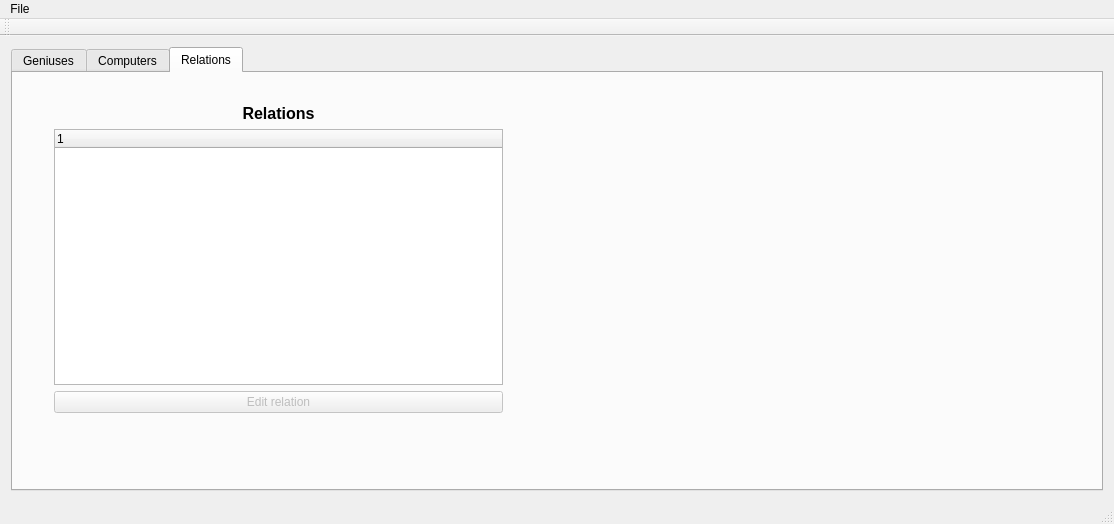
danielm15/VLN1-2016-Hopur_16, file mainwindow.ui: the form before one commit.
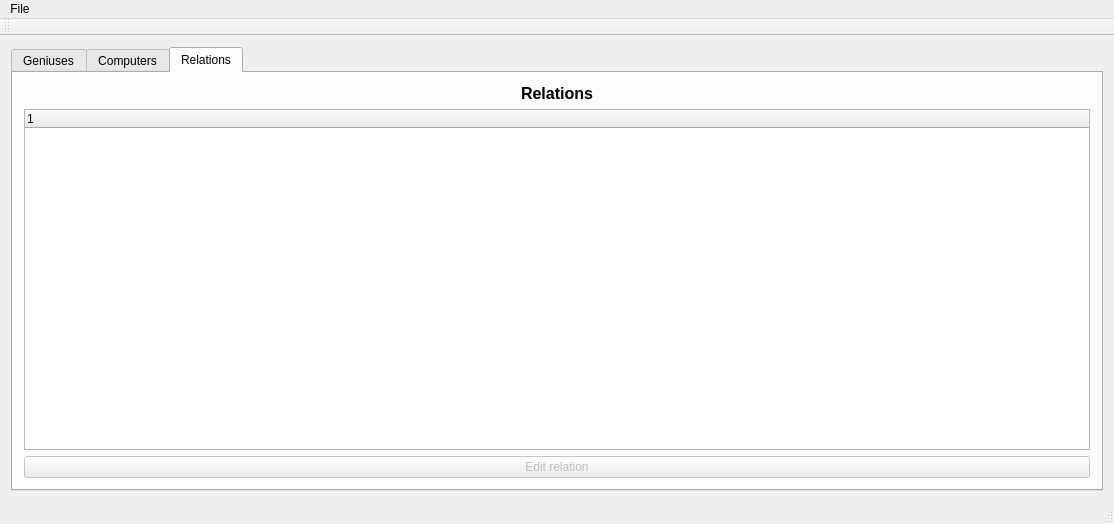
The form after the commit. The open tabs and pages were chosen to show the change. Icons and pictures are not drawn.

Commit message: Added disabled edit button when child is selected in relation tree

```diff
--- a/mainwindow.ui
+++ b/mainwindow.ui
@@ -14,7 +14,7 @@
    <string>Geniuslist</string>
   </property>
   <widget class="QWidget" name="centralWidget">
-   <layout class="QHBoxLayout" name="horizontalLayout_2">
+   <layout class="QVBoxLayout" name="verticalLayout_6">
     <item>
      <widget class="QTabWidget" name="geniusDetails">
       <property name="autoFillBackground">
@@ -260,15 +260,8 @@
        <attribute name="title">
         <string>Relations</string>
        </attribute>
-       <widget class="QWidget" name="layoutWidget">
-        <property name="geometry">
-         <rect>
-          <x>30</x>
-          <y>20</y>
-          <width>471</width>
-          <height>331</height>
-         </rect>
-        </property>
+       <layout class="QHBoxLayout" name="horizontalLayout_2">
+        <item>
         <layout class="QVBoxLayout" name="verticalLayout_5">
          <item>
           <widget class="QLabel" name="label">
@@ -312,7 +305,8 @@
           </widget>
          </item>
         </layout>
-       </widget>
+        </item>
+       </layout>
       </widget>
      </widget>
     </item>
```
Left out of the diff: 4 changed lines with no effect on the pictures. Lines whose indentation alone changed are shown as unchanged. The commit also changes 3 other files.
